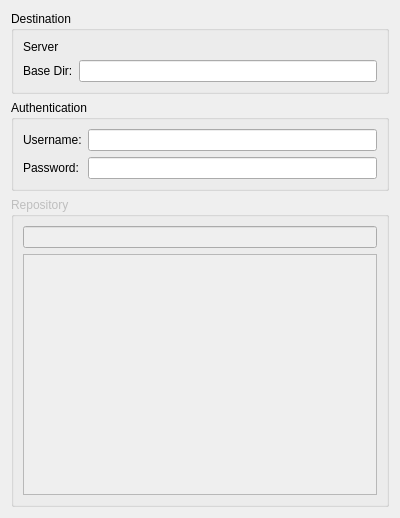
KDE/kdevelop, file plugins/reviewboard/reviewpatch.ui: the form before one commit.
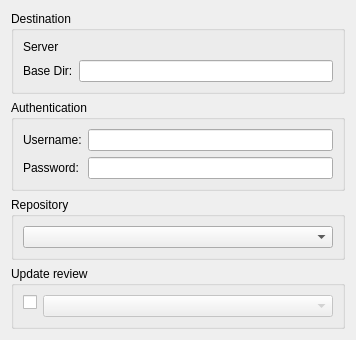
The form after the commit. Custom widgets are drawn as their Qt base class.

Commit message:
Add Update Review board request option to ReviewBoardPlugin
* Split reviewboard jobs.
* Change repository QList to QComboBox in UI.

REVIEW:111185

Diff of the .ui file:
```diff
--- a/plugins/reviewboard/reviewpatch.ui
+++ b/plugins/reviewboard/reviewpatch.ui
@@ -6,8 +6,8 @@
    <rect>
     <x>0</x>
     <y>0</y>
-    <width>400</width>
-    <height>518</height>
+    <width>356</width>
+    <height>309</height>
    </rect>
   </property>
   <layout class="QVBoxLayout" name="verticalLayout">
@@ -53,6 +53,9 @@
       <string>Authentication</string>
      </property>
      <layout class="QFormLayout" name="formLayout_2">
+      <property name="fieldGrowthPolicy">
+       <enum>QFormLayout::ExpandingFieldsGrow</enum>
+      </property>
       <item row="0" column="0">
        <widget class="QLabel" name="label_3">
         <property name="text">
@@ -87,26 +90,50 @@
    <item>
     <widget class="QGroupBox" name="repositoriesBox">
      <property name="enabled">
-      <bool>false</bool>
+      <bool>true</bool>
      </property>
      <property name="title">
       <string>Repository</string>
      </property>
      <layout class="QVBoxLayout" name="verticalLayout_2">
       <item>
-       <widget class="KLineEdit" name="repositoriesFilter">
-        <property name="clickMessage">
-         <string>Filter repositories...</string>
+       <widget class="QComboBox" name="repositories"/>
+      </item>
+     </layout>
+    </widget>
+   </item>
+   <item>
+    <widget class="QGroupBox" name="reviewsBox">
+     <property name="title">
+      <string>Update review</string>
+     </property>
+     <layout class="QFormLayout" name="formLayout_3">
+      <item row="0" column="0">
+       <widget class="QCheckBox" name="reviewCheckbox">
+        <property name="text">
+         <string/>
         </property>
        </widget>
       </item>
-      <item>
-       <widget class="QListView" name="repositories">
-        <property name="editTriggers">
-         <set>QAbstractItemView::NoEditTriggers</set>
+      <item row="0" column="1">
+       <widget class="QComboBox" name="reviews">
+        <property name="enabled">
+         <bool>false</bool>
         </property>
-        <property name="selectionBehavior">
-         <enum>QAbstractItemView::SelectRows</enum>
+        <property name="sizePolicy">
+         <sizepolicy hsizetype="Expanding" vsizetype="Fixed">
+          <horstretch>0</horstretch>
+          <verstretch>0</verstretch>
+         </sizepolicy>
+        </property>
+        <property name="maximumSize">
+         <size>
+          <width>16777215</width>
+          <height>23</height>
+         </size>
+        </property>
+        <property name="insertPolicy">
+         <enum>QComboBox::InsertAlphabetically</enum>
         </property>
        </widget>
       </item>
```
The commit also changes 7 other files.
